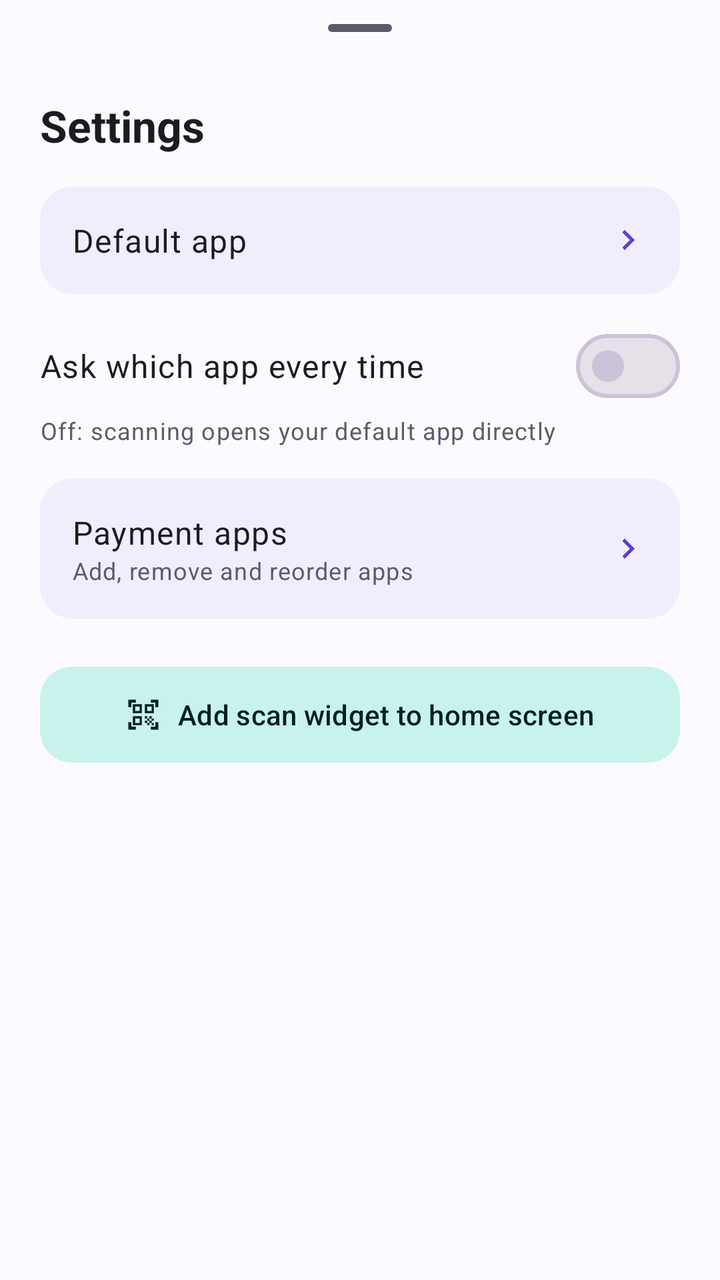
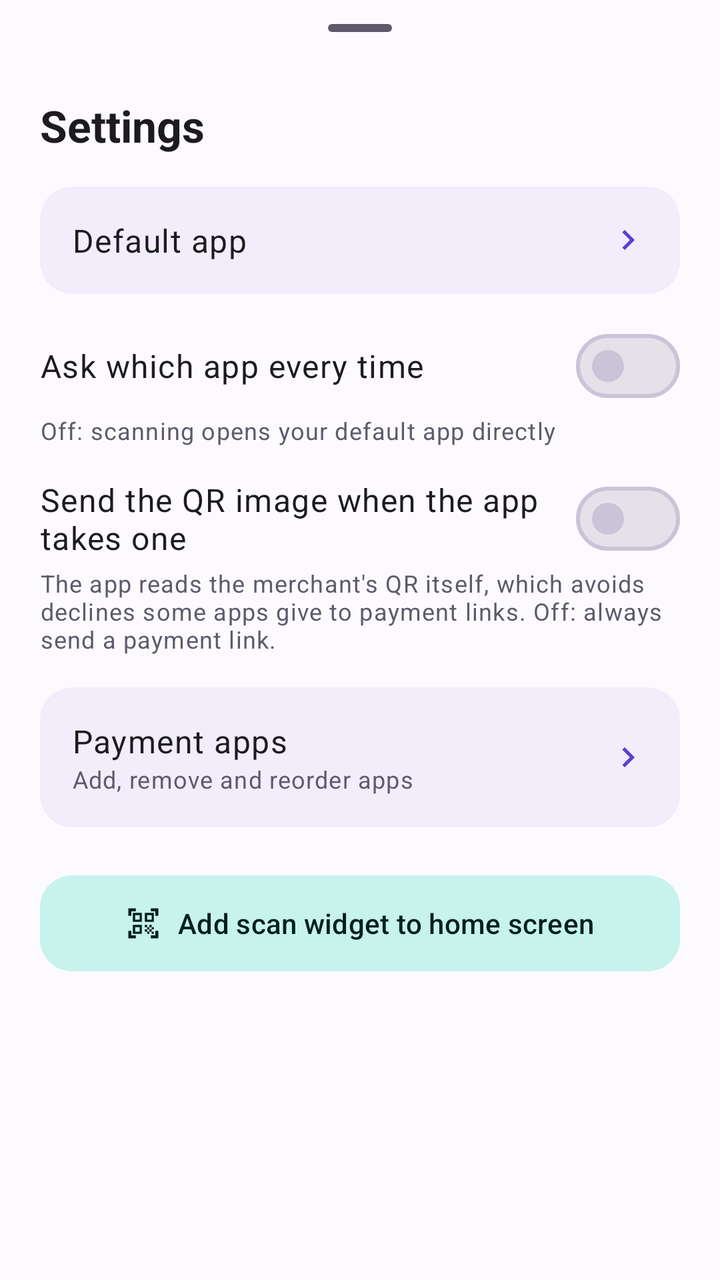

Compare the two renders of this Android layout. The source of the first and the diff that turns it into the second are given below.
<!-- AndroidManifest.xml: application theme Theme.UpiHub -->
<!-- res/layout/sheet_settings.xml -->
<?xml version="1.0" encoding="utf-8"?>
<LinearLayout xmlns:android="http://schemas.android.com/apk/res/android"
    xmlns:app="http://schemas.android.com/apk/res-auto"
    android:layout_width="match_parent"
    android:layout_height="wrap_content"
    android:orientation="vertical"
    android:paddingHorizontal="20dp"
    android:paddingBottom="24dp">

    <com.google.android.material.bottomsheet.BottomSheetDragHandleView
        android:layout_width="match_parent"
        android:layout_height="wrap_content" />

    <TextView
        android:layout_width="wrap_content"
        android:layout_height="wrap_content"
        android:text="@string/settings"
        android:textAppearance="?attr/textAppearanceTitleLarge"
        android:textStyle="bold" />

    <com.google.android.material.card.MaterialCardView
        android:id="@+id/defaultRow"
        style="@style/Widget.Material3.CardView.Filled"
        android:layout_width="match_parent"
        android:layout_height="wrap_content"
        android:layout_marginTop="16dp"
        app:cardBackgroundColor="?attr/colorSurfaceContainer"
        app:cardCornerRadius="16dp">

        <LinearLayout
            android:layout_width="match_parent"
            android:layout_height="wrap_content"
            android:gravity="center_vertical"
            android:orientation="horizontal"
            android:padding="16dp">

            <TextView
                android:layout_width="0dp"
                android:layout_height="wrap_content"
                android:layout_weight="1"
                android:text="@string/default_app"
                android:textAppearance="?attr/textAppearanceBodyLarge" />

            <TextView
                android:id="@+id/defaultValue"
                android:layout_width="wrap_content"
                android:layout_height="wrap_content"
                android:textAppearance="?attr/textAppearanceLabelLarge"
                android:textColor="?attr/colorPrimary" />

            <ImageView
                android:layout_width="20dp"
                android:layout_height="20dp"
                android:importantForAccessibility="no"
                android:src="@drawable/ic_chevron_right"
                app:tint="?attr/colorPrimary" />
        </LinearLayout>
    </com.google.android.material.card.MaterialCardView>

    <com.google.android.material.materialswitch.MaterialSwitch
        android:id="@+id/alwaysAskSwitch"
        android:layout_width="match_parent"
        android:layout_height="wrap_content"
        android:layout_marginTop="12dp"
        android:text="@string/ask_every_time"
        android:textAppearance="?attr/textAppearanceBodyLarge" />

    <TextView
        android:layout_width="wrap_content"
        android:layout_height="wrap_content"
        android:text="@string/ask_every_time_summary"
        android:textAppearance="?attr/textAppearanceBodySmall"
        android:textColor="?attr/colorOnSurfaceVariant" />

    <com.google.android.material.card.MaterialCardView
        android:id="@+id/appsRow"
        style="@style/Widget.Material3.CardView.Filled"
        android:layout_width="match_parent"
        android:layout_height="wrap_content"
        android:layout_marginTop="16dp"
        app:cardBackgroundColor="?attr/colorSurfaceContainer"
        app:cardCornerRadius="16dp">

        <LinearLayout
            android:layout_width="match_parent"
            android:layout_height="wrap_content"
            android:gravity="center_vertical"
            android:orientation="horizontal"
            android:padding="16dp">

            <LinearLayout
                android:layout_width="0dp"
                android:layout_height="wrap_content"
                android:layout_weight="1"
                android:orientation="vertical">

                <TextView
                    android:layout_width="wrap_content"
                    android:layout_height="wrap_content"
                    android:text="@string/manage_apps"
                    android:textAppearance="?attr/textAppearanceBodyLarge" />

                <TextView
                    android:layout_width="wrap_content"
                    android:layout_height="wrap_content"
                    android:text="@string/manage_apps_summary"
                    android:textAppearance="?attr/textAppearanceBodySmall"
                    android:textColor="?attr/colorOnSurfaceVariant" />
            </LinearLayout>

            <TextView
                android:id="@+id/appsValue"
                android:layout_width="wrap_content"
                android:layout_height="wrap_content"
                android:textAppearance="?attr/textAppearanceLabelLarge"
                android:textColor="?attr/colorPrimary" />

            <ImageView
                android:layout_width="20dp"
                android:layout_height="20dp"
                android:importantForAccessibility="no"
                android:src="@drawable/ic_chevron_right"
                app:tint="?attr/colorPrimary" />
        </LinearLayout>
    </com.google.android.material.card.MaterialCardView>

    <com.google.android.material.button.MaterialButton
        android:id="@+id/addWidgetButton"
        style="@style/Widget.Material3.Button.TonalButton"
        android:layout_width="match_parent"
        android:layout_height="56dp"
        android:layout_marginTop="20dp"
        android:text="@string/add_widget"
        app:cornerRadius="16dp"
        app:icon="@drawable/ic_qr_scan"
        app:iconGravity="textStart" />

    <TextView
        android:id="@+id/versionText"
        android:layout_width="wrap_content"
        android:layout_height="wrap_content"
        android:layout_marginTop="24dp"
        android:textAppearance="?attr/textAppearanceBodySmall"
        android:textColor="?attr/colorOnSurfaceVariant" />
</LinearLayout>
<!-- resources referenced by this layout -->
<resources>
  <!-- drawable ic_chevron_right (drawable) -->
  <vector xmlns:android="http://schemas.android.com/apk/res/android"
      android:width="24dp" android:height="24dp"
      android:viewportWidth="24" android:viewportHeight="24"
      android:tint="?attr/colorControlNormal">
      <path android:fillColor="@android:color/white" android:pathData="M10,6L8.59,7.41 13.17,12l-4.58,4.59L10,18l6,-6z" />
  </vector>
  <!-- drawable ic_qr_scan (drawable) -->
  <vector xmlns:android="http://schemas.android.com/apk/res/android"
      android:width="24dp" android:height="24dp"
      android:viewportWidth="24" android:viewportHeight="24">
      <path android:fillColor="#FFFFFF"
          android:pathData="M9.5,6.5v3h-3v-3H9.5M11,5H5v6h6V5L11,5zM9.5,14.5v3h-3v-3H9.5M11,13H5v6h6V13L11,13zM17.5,6.5v3h-3v-3H17.5M19,5h-6v6h6V5L19,5zM13,13h1.5v1.5H13V13zM14.5,14.5H16V16h-1.5V14.5zM16,13h1.5v1.5H16V13zM13,16h1.5v1.5H13V16zM14.5,17.5H16V19h-1.5V17.5zM16,16h1.5v1.5H16V16zM17.5,14.5H19V16h-1.5V14.5zM17.5,17.5H19V19h-1.5V17.5zM22,7h-2V4h-3V2h5V7zM22,22v-5h-2v3h-3v2H22zM2,22h5v-2H4v-3H2V22zM2,2v5h2V4h3V2H2z" />
  </vector>
  <string name="add_widget">Add scan widget to home screen</string>
  <string name="ask_every_time">Ask which app every time</string>
  <string name="ask_every_time_summary">Off: scanning opens your default app directly</string>
  <string name="default_app">Default app</string>
  <string name="manage_apps">Payment apps</string>
  <string name="manage_apps_summary">Add, remove and reorder apps</string>
  <string name="settings">Settings</string>
  <style name="Theme.UpiHub" parent="Theme.Material3.DayNight.NoActionBar">
          <item name="colorPrimary">@color/brand_primary</item>
          <item name="colorOnPrimary">@color/brand_on_primary</item>
          <item name="colorPrimaryContainer">@color/brand_primary_container</item>
          <item name="colorOnPrimaryContainer">@color/brand_on_primary_container</item>
          <item name="colorSecondary">@color/brand_secondary</item>
          <item name="colorSecondaryContainer">@color/brand_secondary_container</item>
          <item name="colorOnSecondaryContainer">@color/brand_on_secondary_container</item>
          <item name="colorSurface">@color/brand_surface</item>
          <item name="colorSurfaceContainer">@color/brand_surface_container</item>
          <item name="colorSurfaceContainerLow">@color/brand_surface_container</item>
          <item name="colorSurfaceContainerHigh">@color/brand_surface_container</item>
          <item name="colorOnSurface">@color/brand_on_surface</item>
          <item name="colorOnSurfaceVariant">@color/brand_on_surface_variant</item>
          <item name="colorOutline">@color/brand_outline</item>
          <item name="colorOutlineVariant">@color/brand_outline</item>
          <item name="android:colorBackground">@color/brand_surface</item>
          <item name="colorError">@color/error</item>
      </style>
  <color name="brand_primary">#5B3FD1</color>
  <color name="brand_on_primary">#FFFFFF</color>
  <color name="brand_primary_container">#E8E0FF</color>
  <color name="brand_on_primary_container">#1D0B66</color>
  <color name="brand_secondary">#00897B</color>
  <color name="brand_secondary_container">#C8F3EC</color>
  <color name="brand_on_secondary_container">#00201C</color>
  <color name="brand_surface">#FCFAFF</color>
  <color name="brand_surface_container">#F1EDFA</color>
  <color name="brand_on_surface">#1B1A21</color>
  <color name="brand_on_surface_variant">#5E5A6B</color>
  <color name="brand_outline">#CAC4D8</color>
  <color name="error">#BA1A1A</color>
</resources>

<!-- the commit's change to res/layout/sheet_settings.xml (unified diff, before → after) -->
@@ -72,6 +72,21 @@
         android:textAppearance="?attr/textAppearanceBodySmall"
         android:textColor="?attr/colorOnSurfaceVariant" />
 
+    <com.google.android.material.materialswitch.MaterialSwitch
+        android:id="@+id/shareQrSwitch"
+        android:layout_width="match_parent"
+        android:layout_height="wrap_content"
+        android:layout_marginTop="12dp"
+        android:text="@string/share_qr_setting"
+        android:textAppearance="?attr/textAppearanceBodyLarge" />
+
+    <TextView
+        android:layout_width="wrap_content"
+        android:layout_height="wrap_content"
+        android:text="@string/share_qr_setting_summary"
+        android:textAppearance="?attr/textAppearanceBodySmall"
+        android:textColor="?attr/colorOnSurfaceVariant" />
+
     <com.google.android.material.card.MaterialCardView
         android:id="@+id/appsRow"
         style="@style/Widget.Material3.CardView.Filled"
<!-- resource entries referenced after the edit -->
@@ -21,6 +21,8 @@
   <string name="manage_apps">Payment apps</string>
   <string name="manage_apps_summary">Add, remove and reorder apps</string>
   <string name="settings">Settings</string>
+  <string name="share_qr_setting">Send the QR image when the app takes one</string>
+  <string name="share_qr_setting_summary">The app reads the merchant\'s QR itself, which avoids declines some apps give to payment links. Off: always send a payment link.</string>
   <style name="Theme.UpiHub" parent="Theme.Material3.DayNight.NoActionBar">
           <item name="colorPrimary">@color/brand_primary</item>
           <item name="colorOnPrimary">@color/brand_on_primary</item>
